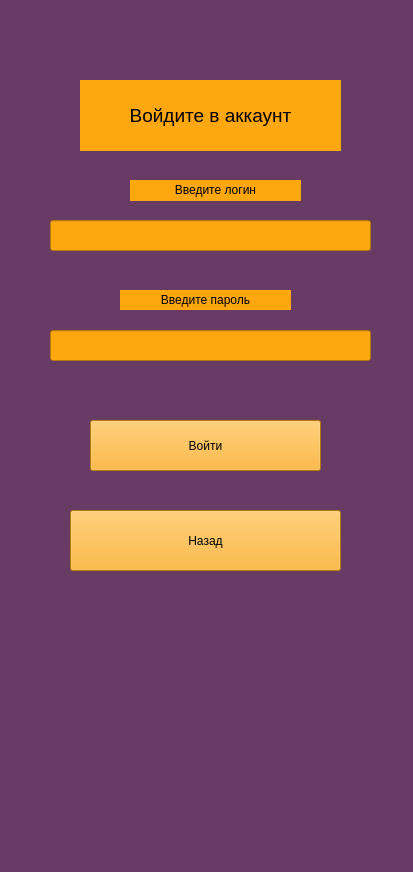
Before: the Qt Designer form data/design_ent_check.ui in geoiva05/wardrobe_of_leg, drawn with Qt 5.
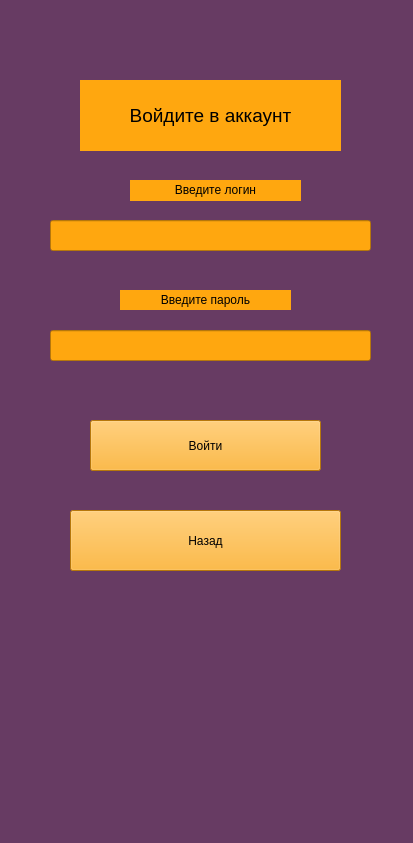
After: the same form once the commit is applied.

```diff
--- a/data/design_ent_check.ui
+++ b/data/design_ent_check.ui
@@ -7,7 +7,7 @@
     <x>0</x>
     <y>0</y>
     <width>413</width>
-    <height>872</height>
+    <height>843</height>
    </rect>
   </property>
   <property name="windowTitle">
```
